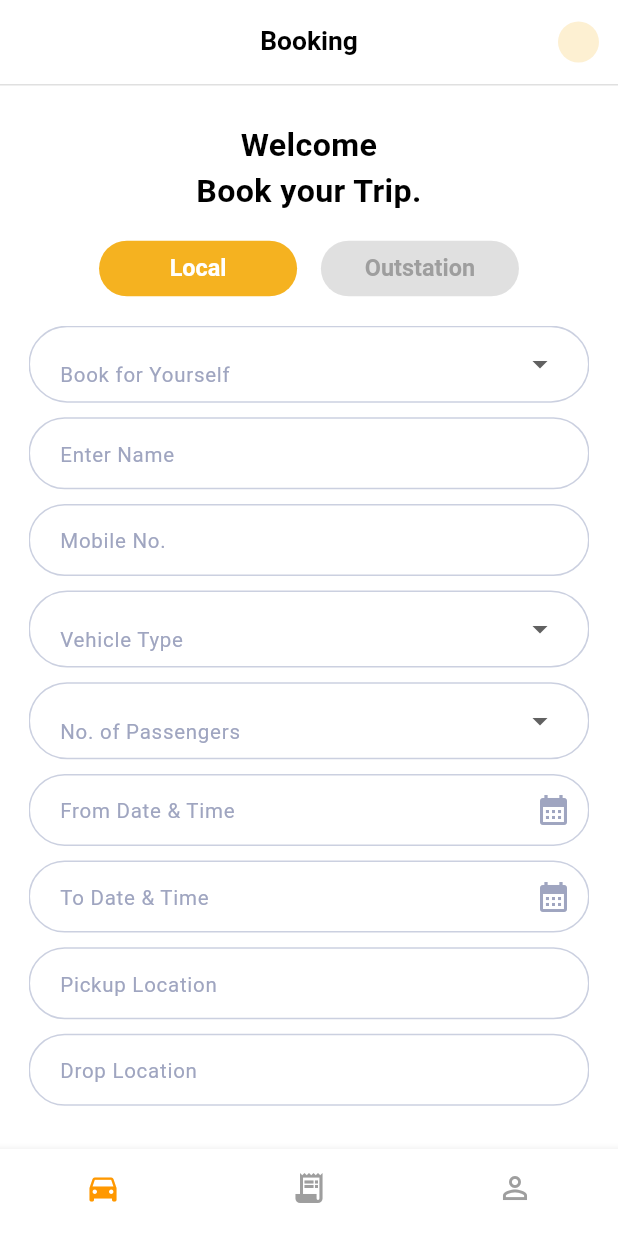
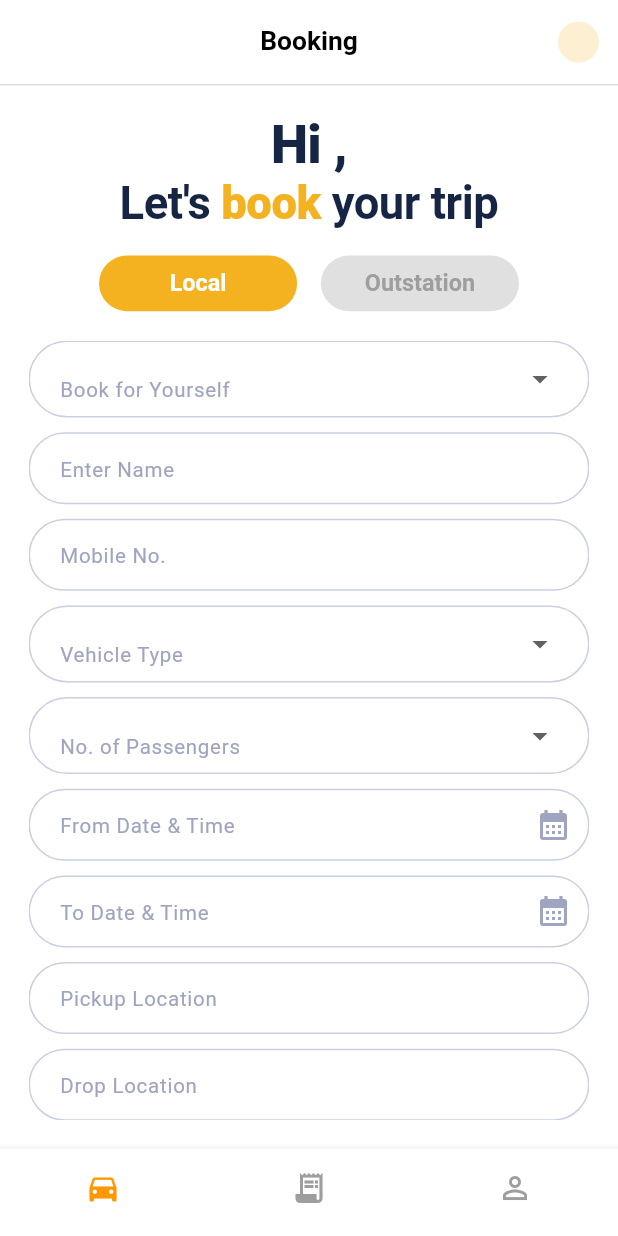
Before and after one commit to Vijayasuriyan1003/voyzo, a Flutter app: the HomePage screen opened by its route, on a phone screen of 412 x 824 dp. Run offline on Flutter 3.47's test engine with Material 3 defaults, Android fonts, the phone set to English and light mode, and no system bars; our stand-ins replace cookie_jar, dio, dio_cookie_manager, dropdown_button2, flutter_riverpod, flutter_screenutil and 1 more; Roboto replaces fonts that are missing (Poppins).

Commit message:
Enhance home page greeting section

```diff
--- a/lib/features/home/presentation/pages/home_page.dart
+++ b/lib/features/home/presentation/pages/home_page.dart
@@ -40,6 +40,7 @@ class _HomePageState extends ConsumerState<HomePage> {
 
   String? errorText;
   String? mobileNoError;
+  String? dropDateTimeError;
 
   final authApi = AuthApi();
 
@@ -110,22 +111,32 @@ class _HomePageState extends ConsumerState<HomePage> {
       pickedTime.minute,
     );
 
-    if (pickupDateTimeValue != null &&
-        selectedDropDateTime.isBefore(pickupDateTimeValue!)) {
-      print('Pickup: $pickupDateTimeValue');
-      print('Drop: $selectedDropDateTime');
+    if (pickupDateTimeValue != null) {
+      final pickup = pickupDateTimeValue!;
+      final drop = selectedDropDateTime;
+
+      // Same day
+      final isSameDay =
+          pickup.year == drop.year &&
+          pickup.month == drop.month &&
+          pickup.day == drop.day;
+
+      if ((isSameDay && !drop.isAfter(pickup)) ||
+          (!isSameDay && drop.isBefore(pickup))) {
         setState(() {
           dropDateTimeValue = null;
           dropDateTimeController.clear();
-        errorText = 'Drop date time must be after pickup date time';
+          dropDateTimeError =
+              'Drop date & time must be after pickup date & time.';
         });
         return;
+      }
     }
 
     setState(() {
       dropDateTimeValue = selectedDropDateTime;
       dropDateTimeController.text = formatForFrappe(dropDateTimeValue!);
-      errorText = null;
+      dropDateTimeError = null;
     });
   }
 
@@ -177,7 +188,7 @@ class _HomePageState extends ConsumerState<HomePage> {
       return;
     }
 
-    final success = await authApi.createBookingRequest(
+    final bookingRequestId = await authApi.createBookingRequest(
       customerId: user.customerId,
       guestName: guestNameController.text.trim(),
       guestPhoneNumber: '+91${mobileController.text.trim()}',
@@ -193,10 +204,13 @@ class _HomePageState extends ConsumerState<HomePage> {
 
     if (!mounted) return;
 
-    if (success) {
+    if (bookingRequestId != null && bookingRequestId.isNotEmpty) {
       context.push(
         '/booking_success',
-        extra: {'dateTime': dateTimeController.text.trim()},
+        extra: {
+          'dateTime': dateTimeController.text.trim(),
+          'bookingRequestId': bookingRequestId,
+        },
       );
     } else {
       setState(() {
@@ -306,14 +320,80 @@ class _HomePageState extends ConsumerState<HomePage> {
                 builder: (context, ref, child) {
                   final user = ref.watch(userProvider);
 
-                  return Text(
-                    'Welcome ${user?.fullName ?? ''}\nBook your Trip.',
+                  final firstName =
+                      (user?.fullName?.trim().split(' ').first ?? '').trim();
+
+                  return Column(
+                    crossAxisAlignment: CrossAxisAlignment.center,
+                    children: [
+                      RichText(
                         textAlign: TextAlign.center,
+                        text: TextSpan(
                           style: TextStyle(
-                      fontSize: 22.sp,
+                            fontFamily: 'Poppins', // Optional
+                            height: 1.0,
+                          ),
+                          children: [
+                            TextSpan(
+                              text: 'Hi ',
+                              style: TextStyle(
+                                fontSize: 36.sp,
+                                fontWeight: FontWeight.w800,
+                                color: const Color(0xFF162544),
+                                letterSpacing: -0.5,
+                              ),
+                            ),
+                            TextSpan(
+                              text: '$firstName,',
+                              style: TextStyle(
+                                fontSize: 36.sp,
+                                fontWeight: FontWeight.w800,
+                                color: const Color(0xFF162544),
+                                letterSpacing: -0.5,
+                              ),
+                            ),
+                          ],
+                        ),
+                      ),
+
+                      SizedBox(height: 4.h),
+
+                      RichText(
+                        textAlign: TextAlign.center,
+                        text: TextSpan(
+                          style: TextStyle(fontFamily: 'Poppins', height: 1.1),
+                          children: [
+                            TextSpan(
+                              text: "Let's ",
+                              style: TextStyle(
+                                fontSize: 31.sp,
                                 fontWeight: FontWeight.w700,
-                      color: AppColors.textPrimary,
+                                color: const Color(0xFF162544),
+                                letterSpacing: -0.3,
                               ),
+                            ),
+                            TextSpan(
+                              text: 'book',
+                              style: TextStyle(
+                                fontSize: 31.sp,
+                                fontWeight: FontWeight.w800,
+                                color: AppColors.primary,
+                                letterSpacing: -0.3,
+                              ),
+                            ),
+                            TextSpan(
+                              text: ' your trip',
+                              style: TextStyle(
+                                fontSize: 31.sp,
+                                fontWeight: FontWeight.w700,
+                                color: const Color(0xFF162544),
+                                letterSpacing: -0.3,
+                              ),
+                            ),
+                          ],
+                        ),
+                      ),
+                    ],
                   );
                 },
               ),
@@ -498,9 +578,10 @@ class _HomePageState extends ConsumerState<HomePage> {
           controller: dropDateTimeController,
           readOnly: true,
           onTap: dropDateTime,
-          decoration: fieldDecoration(
-            'To Date & Time',
-          ).copyWith(suffixIcon: const Icon(Icons.calendar_month)),
+          decoration: fieldDecoration('To Date & Time').copyWith(
+            suffixIcon: const Icon(Icons.calendar_month),
+            errorText: dropDateTimeError,
+          ),
         ),
 
         SizedBox(height: 10.h),
@@ -583,3 +664,14 @@ class _HomePageState extends ConsumerState<HomePage> {
     );
   }
 }
+
+Widget _line() {
+  return Container(
+    width: 10.w,
+    height: 2.h,
+    decoration: BoxDecoration(
+      color: const Color(0xFFF39200),
+      borderRadius: BorderRadius.circular(10.r),
+    ),
+  );
+}
```
Lines whose indentation alone changed are shown as unchanged.
